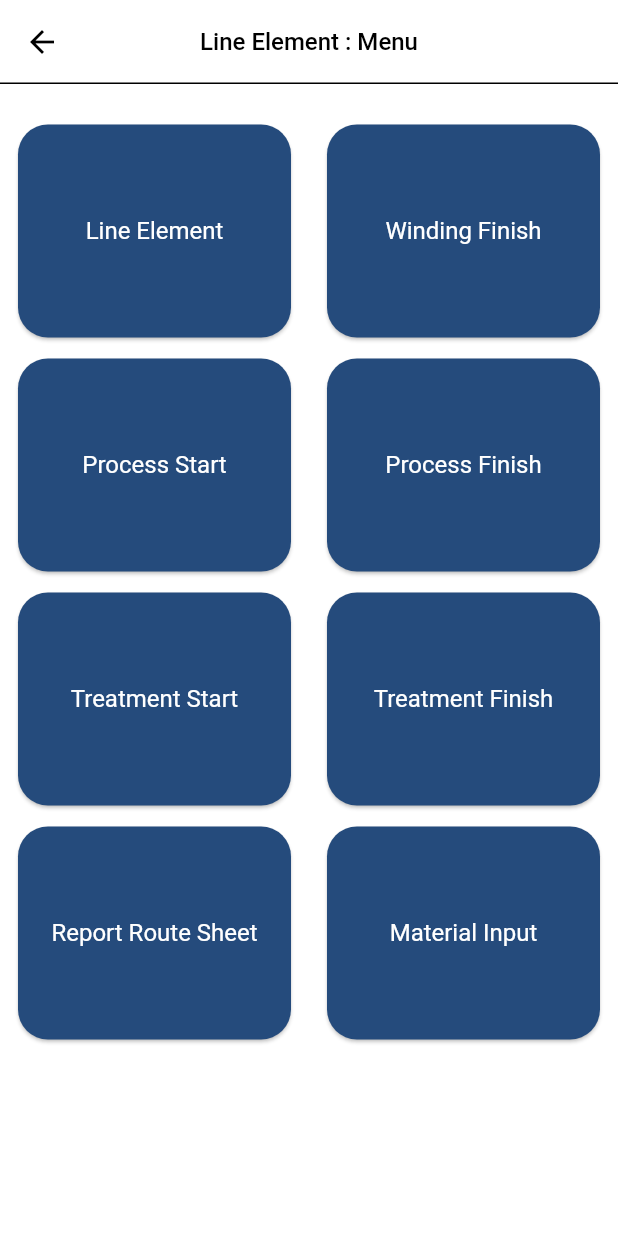
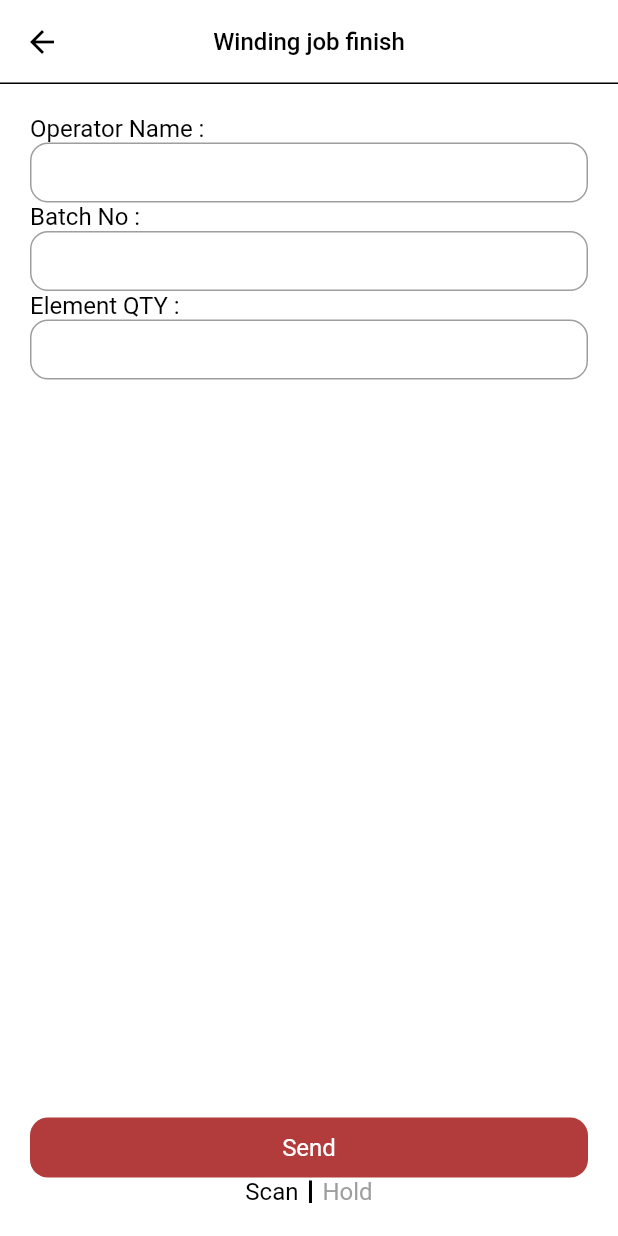
Before and after one commit to PattrawutKhammaAot/Hitachi, a Flutter app: the LineElementScreen screen opened by its route, after a tap on "Winding Finish", on a phone screen of 412 x 824 dp. Run offline on Flutter 3.47's test engine with Material 2 defaults, Android fonts, the phone set to English and light mode, and no system bars; our stand-ins replace bloc, dio, equatable, flutter_bloc, flutter_easyloading, page_transition and 2 more; accounts and stored records are empty.

Commit message:
Addpage UI WindingJobFinish

```diff
--- a/hitachi/lib/helper/background/bg_white.dart
+++ b/hitachi/lib/helper/background/bg_white.dart
@@ -10,6 +10,7 @@ class BgWhite extends StatelessWidget {
       this.appbar,
       this.isHidePreviour = false,
       this.textTitle,
+      this.bottomNavigationBar,
       super.key});
   final Widget? body;
   final Widget? appbar;
@@ -17,6 +18,8 @@ class BgWhite extends StatelessWidget {
   final bool isHideTitle;
   final String? textTitle;
   final bool isHidePreviour;
+  final Widget? bottomNavigationBar;
+
   @override
   Widget build(BuildContext context) {
     return SafeArea(
@@ -39,6 +42,7 @@ class BgWhite extends StatelessWidget {
                       ),
               ),
         body: body,
+        bottomNavigationBar: bottomNavigationBar,
       ),
     );
   }
--- a/hitachi/lib/route/route_generator.dart
+++ b/hitachi/lib/route/route_generator.dart
@@ -1,10 +1,10 @@
 import 'package:flutter/material.dart';
 import 'package:hitachi/route/router_list.dart';
-import 'package:hitachi/screens/lineElement/Hold/windingjobstart_Hold_Screen.dart';
-import 'package:hitachi/screens/lineElement/Scan/windingjobstart_Scan_Screen.dart';
 import 'package:hitachi/screens/lineElement/lineElementMenu_Screen.dart';
+import 'package:hitachi/screens/lineElement/windingFinish/windingjobFinish_screen.dart';
+import 'package:hitachi/screens/lineElement/windingStart/Scan/windingjobstart_Scan_Screen.dart';
+import 'package:hitachi/screens/lineElement/windingStart/hold/windingjobstart_Hold_Screen.dart';
 import 'package:hitachi/screens/mainMenu/MainMenu.dart';
-
 import 'package:page_transition/page_transition.dart';
 
 class RouteGenerator {
@@ -32,7 +32,12 @@ class RouteGenerator {
         return PageTransition(
             settings: settings,
             child: WindingJobStartHoldScreen(),
-            type: PageTransitionType.leftToRight);
+            type: PageTransitionType.fade);
+      case RouterList.WindingJobFinish_Screen:
+        return PageTransition(
+            settings: settings,
+            child: WindingJobFinishScreen(),
+            type: PageTransitionType.fade);
     }
     throw UnsupportedError('Unknow route : ${settings.name}');
   }
--- a/hitachi/lib/route/router_list.dart
+++ b/hitachi/lib/route/router_list.dart
@@ -17,4 +17,7 @@ class RouterList {
   //WindingJobstart Hold!!!
   static const String WindingJobStart_Hold_Screen =
       '/lineElementMenu/Hold/windingjobStart';
+  //WindingJobFinish
+  static const String WindingJobFinish_Screen =
+      '/lineElementMenu/windingFinish';
 }
--- a/hitachi/lib/screens/lineElement/lineElementMenu_Screen.dart
+++ b/hitachi/lib/screens/lineElement/lineElementMenu_Screen.dart
@@ -18,12 +18,6 @@ class _LineElementScreenState extends State<LineElementScreen> {
       textTitle: "Line Element : Menu",
       body: Padding(
         padding: const EdgeInsets.only(top: 20),
-        child: Center(
-          child: Column(
-            mainAxisAlignment: MainAxisAlignment.start,
-            children: <Widget>[
-              Padding(
-                padding: const EdgeInsets.only(),
         child: Column(
           children: [
             Column(
@@ -33,12 +27,13 @@ class _LineElementScreenState extends State<LineElementScreen> {
                   children: [
                     CardButton2(
                       text: "Line Element",
-                              onPress: () => Navigator.pushNamed(context,
-                                  RouterList.WindingJobStart_Scan_Screen),
+                      onPress: () => Navigator.pushNamed(
+                          context, RouterList.WindingJobStart_Scan_Screen),
                     ),
                     CardButton2(
                       text: "Winding Finish",
-                              onPress: () => print("test2"),
+                      onPress: () => Navigator.pushNamed(
+                          context, RouterList.WindingJobFinish_Screen),
                     ),
                   ],
                 ),
@@ -101,10 +96,6 @@ class _LineElementScreenState extends State<LineElementScreen> {
           ],
         ),
       ),
-            ],
-          ),
-        ),
-      ),
     );
   }
 }
--- /dev/null
+++ b/hitachi/lib/screens/lineElement/windingFinish/windingjobFinish_screen.dart
@@ -0,0 +1,84 @@
+import 'package:flutter/material.dart';
+import 'package:hitachi/helper/background/bg_white.dart';
+import 'package:hitachi/helper/button/Button.dart';
+import 'package:hitachi/helper/colors/colors.dart';
+import 'package:hitachi/helper/input/boxInputField.dart';
+import 'package:hitachi/helper/text/label.dart';
+import 'package:hitachi/route/router_list.dart';
+
+class WindingJobFinishScreen extends StatefulWidget {
+  const WindingJobFinishScreen({super.key});
+
+  @override
+  State<WindingJobFinishScreen> createState() => _WindingJobFinishScreenState();
+}
+
+class _WindingJobFinishScreenState extends State<WindingJobFinishScreen> {
+  @override
+  Widget build(BuildContext context) {
+    return BgWhite(
+      textTitle: "Winding job finish",
+      body: Padding(
+        padding: const EdgeInsets.all(20.0),
+        child: Column(
+          children: [
+            Expanded(
+              child: Column(
+                children: [
+                  BoxInputField(
+                    labelText: "Operator Name :",
+                    maxLength: 3,
+                  ),
+                  BoxInputField(
+                    labelText: "Batch No :",
+                    maxLength: 3,
+                  ),
+                  BoxInputField(
+                    labelText: "Element QTY :",
+                    maxLength: 3,
+                  ),
+                ],
+              ),
+            ),
+            Column(
+              children: [
+                Container(
+                  child: Button(
+                    bgColor: COLOR_RED,
+                    text: Label(
+                      "Send",
+                      color: COLOR_WHITE,
+                    ),
+                    onPress: () => print("hold"),
+                  ),
+                ),
+                Row(
+                  mainAxisAlignment: MainAxisAlignment.center,
+                  crossAxisAlignment: CrossAxisAlignment.center,
+                  children: [
+                    Label("Scan"),
+                    SizedBox(
+                      height: 15,
+                      child: VerticalDivider(
+                        color: COLOR_BLACK,
+                        thickness: 2,
+                      ),
+                    ),
+                    GestureDetector(
+                      onTap: () => Navigator.pushNamed(
+                          context, RouterList.WindingJobStart_Hold_Screen),
+                      child: Label(
+                        "Hold",
+                        color: Colors.grey,
+                      ),
+                    ),
+                  ],
+                ),
+              ],
+            )
+          ],
+        ),
+      ),
+    );
+  }
+}
--- a/hitachi/lib/screens/lineElement/Scan/windingjobstart_Scan_Screen.dart
+++ b/hitachi/lib/screens/lineElement/windingStart/Scan/windingjobstart_Scan_Screen.dart
@@ -82,7 +82,7 @@ class _WindingJobStartScanScreenState extends State<WindingJobStartScanScreen> {
         return true;
       },
       child: BgWhite(
-        textTitle: "Winding Job Start (Scan)",
+        textTitle: "Winding Job Start",
         body: Form(
           autovalidateMode: AutovalidateMode.always,
           key: _formKey,
```
Also changed, not shown: hitachi/lib/screens/lineElement/windingStart/hold/windingjobstart_Hold_Screen.dart (renamed from hitachi/lib/screens/lineElement/Hold/windingjobstart_Hold_Screen.dart, +42 -2 lines), hitachi/lib/screens/lineElement/windingStart/DataGridSource.dart (renamed from hitachi/lib/screens/lineElement/DataGridSource.dart). Lines whose indentation alone changed are shown as unchanged.
